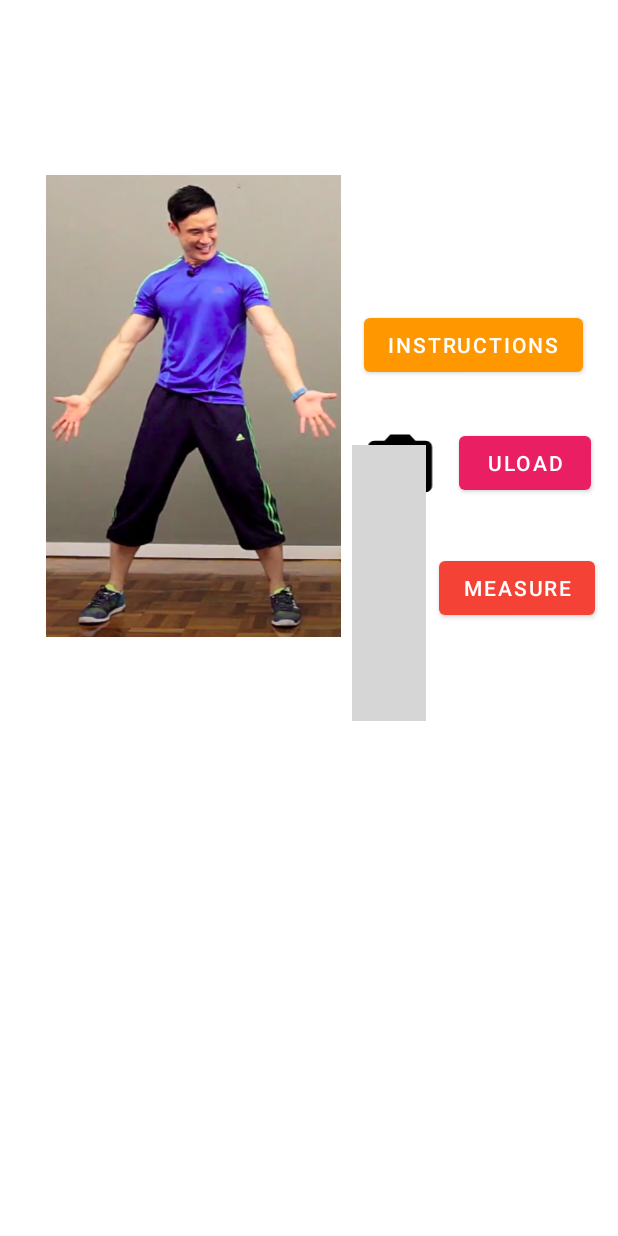
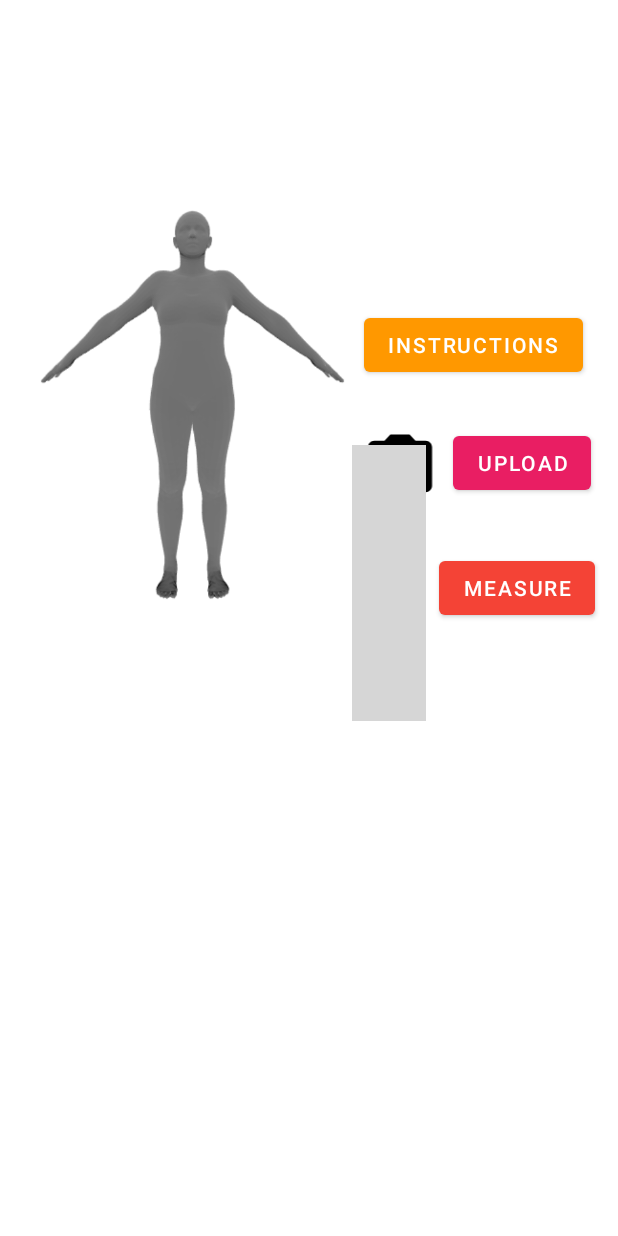
Before and after one commit to JuiP/SizeAndFit, an Android app: the layout fragment_home.xml on its own in the app's theme, with its tools: preview values and no code run, on a phone screen of 412 x 824 dp. Run offline under Robolectric (Android 15) with nearby library versions, the phone set to English and light mode, and no system bars; grey boxes are pictures that could not be loaded.

```diff
--- a/SizeProfile/app/src/main/java/com/example/bodymeasurementdisplay/ui/measureme/HomeFragment.kt
+++ b/SizeProfile/app/src/main/java/com/example/bodymeasurementdisplay/ui/measureme/HomeFragment.kt
@@ -163,7 +163,9 @@ class HomeFragment : Fragment() {
                                 inSampleSize = scaleFactor
                                 inPurgeable = true
                             }
-                            imageView?.setImageBitmap(BitmapFactory.decodeFile(picturePath, bmOptions))
+                            //imageView?.setImageBitmap(BitmapFactory.decodeFile(picturePath, bmOptions))
+                            imageView?.setImageResource(R.drawable.man)
+                            //imageView?.setBackgroundResource(R.drawable.man)
 
                             cursor.close()
                         }
--- a/SizeProfile/app/src/main/res/layout/fragment_home.xml
+++ b/SizeProfile/app/src/main/res/layout/fragment_home.xml
@@ -30,13 +30,13 @@
         android:layout_marginStart="-18dp"
         android:layout_marginEnd="136dp"
         android:layout_marginBottom="399dp"
-        android:src="@drawable/man"
+        android:src="@drawable/modelapose"
         app:layout_constraintBottom_toBottomOf="parent"
         app:layout_constraintEnd_toEndOf="parent"
         app:layout_constraintStart_toStartOf="parent"
         app:layout_constraintTop_toTopOf="parent"
         app:layout_constraintVertical_bias="0.035"
-        app:srcCompat="@drawable/man" />
+        app:srcCompat="@drawable/modelapose" />
 
     <androidx.recyclerview.widget.RecyclerView
         android:id="@id/recycler_view"
@@ -66,7 +66,7 @@
         android:layout_alignParentBottom="true"
         android:layout_marginEnd="18dp"
         android:layout_marginBottom="491dp"
-        android:text="ULOAD"
+        android:text="UPLOAD"
         app:backgroundTint="#E91E63" />
 
     <Button
```
Also changed, not shown: SizeProfile/app/src/main/res/drawable/modelapose.png (added).
